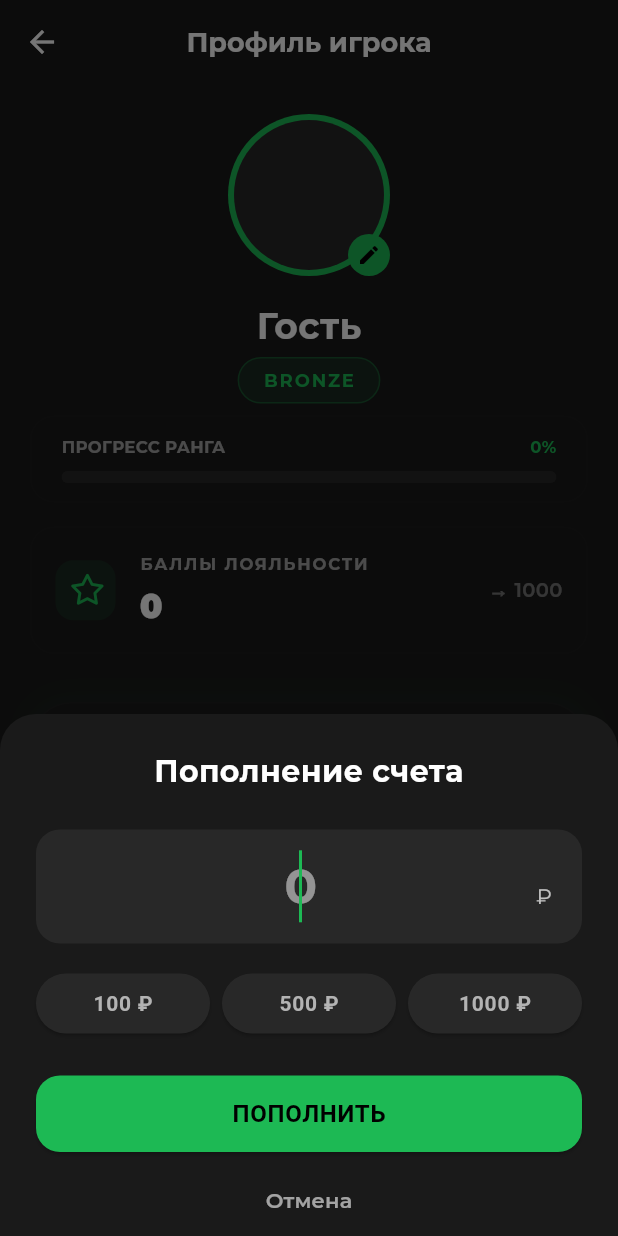
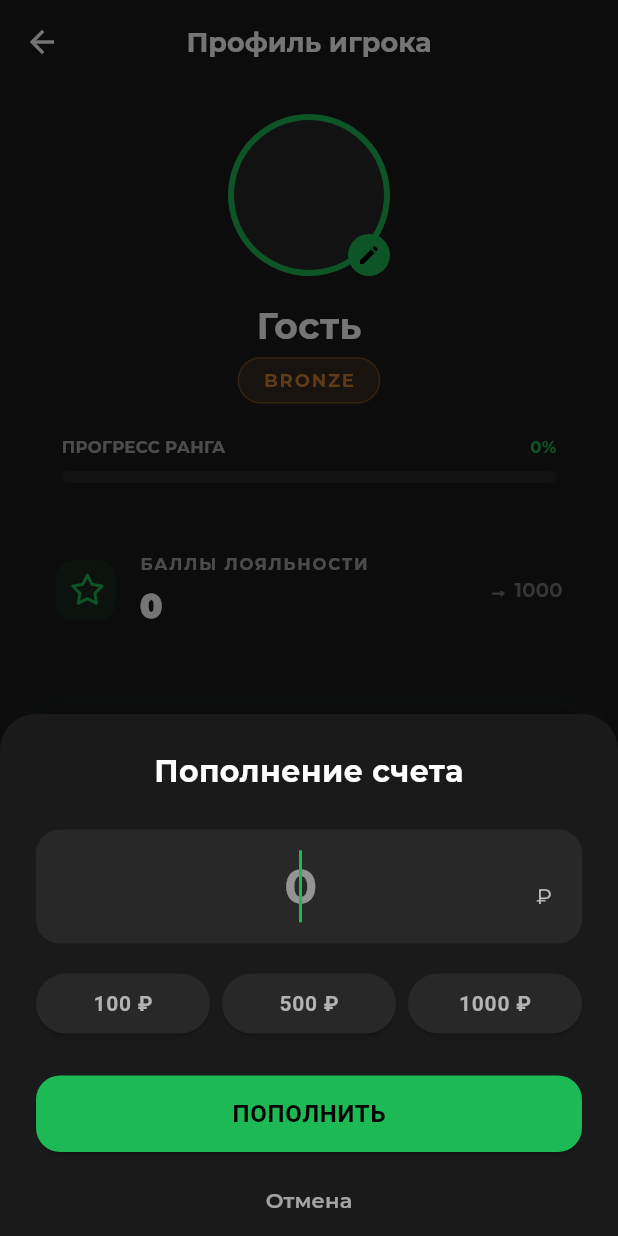
Before and after one commit to guccigrocerybag/bbplay, a Flutter app: the ProfileScreen screen opened directly, after a tap on an icon or button, on a phone screen of 412 x 824 dp. Run offline on Flutter 3.47's test engine with Material 3 defaults, Android fonts, the phone set to English and light mode, and no system bars; our stand-ins replace connectivity_plus, curved_navigation_bar, flutter_local_notifications, flutter_svg, font_awesome_flutter, google_fonts and 8 more; accounts and stored records are empty; network calls fail.

Commit message:
feat: add rank colors (gold/silver/bronze), icafe-id-for-member endpoint, remove hardcoded cafeId

```diff
--- a/lib/core/utils/api_client.dart
+++ b/lib/core/utils/api_client.dart
@@ -211,6 +211,13 @@ class ApiClient {
     return await get('/all-books-cafes', params: {'member_account': account});
   }
 
+  // --- МЕТОДЫ ДЛЯ ПОЛУЧЕНИЯ ID КЛУБА ---
+
+  /// Возвращает icafe_id для запросов по клиентам.
+  static Future<Map<String, dynamic>> getIcafeIdForMember(String memberId) async {
+    return await get('/icafe-id-for-member', params: {'memberId': memberId});
+  }
+
   // --- МЕТОДЫ БРОНИРОВАНИЯ ---
 
   static Future<Map<String, dynamic>> getAvailablePcs({required String cafeId, required String date, required String time, required int mins}) async {
--- a/lib/providers/user_provider.dart
+++ b/lib/providers/user_provider.dart
@@ -25,6 +25,7 @@ class UserProvider extends ChangeNotifier {
   String get account => _userData?['member_account'] ?? "Гость";
   String get balance => _userData?['member_balance']?.toString() ?? "0.00";
   String get points => _userData?['member_points']?.toString() ?? "0";
+  String get memberIcafeId => _userData?['member_icafe_id']?.toString() ?? "";
 
   UserProvider() {
     _loadAvatar();
--- a/lib/screens/profile_screen.dart
+++ b/lib/screens/profile_screen.dart
@@ -226,7 +226,7 @@ class _ProfileScreenState extends State<ProfileScreen> {
 
     if (finalAmount != null && finalAmount! > 0) {
       try {
-        final cafeId = user.userData?['member_icafe_id']?.toString() ?? "87375";
+        final cafeId = user.memberIcafeId.isNotEmpty ? user.memberIcafeId : "87375";
         await ApiClient.topUpBalance(cafeId: cafeId, memberId: user.memberId, account: user.account, amount: finalAmount!);
         if (!mounted) return;
         user.updateBalance(finalAmount!);
@@ -253,18 +253,22 @@ class _ProfileScreenState extends State<ProfileScreen> {
     String rank;
     double nextRankPoints;
     double progress;
+    Color rankColor;
     if (pts >= 5000) {
       rank = "GOLD";
       nextRankPoints = 5000;
       progress = 1.0;
+      rankColor = const Color(0xFFFFD700); // Золотой
     } else if (pts >= 1000) {
       rank = "SILVER";
       nextRankPoints = 5000;
       progress = (pts - 1000) / (5000 - 1000);
+      rankColor = const Color(0xFFC0C0C0); // Серебряный
     } else {
       rank = "BRONZE";
       nextRankPoints = 1000;
       progress = pts / 1000;
+      rankColor = const Color(0xFFCD7F32); // Бронзовый
     }
 
     return Scaffold(
@@ -327,13 +331,13 @@ class _ProfileScreenState extends State<ProfileScreen> {
             Container(
               padding: const EdgeInsets.symmetric(horizontal: 16, vertical: 6),
               decoration: BoxDecoration(
-                color: colorScheme.primary.withOpacity(0.1),
+                color: rankColor.withOpacity(0.15),
                 borderRadius: BorderRadius.circular(20),
-                border: Border.all(color: colorScheme.primary.withOpacity(0.3)),
+                border: Border.all(color: rankColor.withOpacity(0.4)),
               ),
               child: Text(
                 rank,
-                style: TextStyle(color: colorScheme.primary, fontSize: 12, fontWeight: FontWeight.bold, letterSpacing: 1.2),
+                style: TextStyle(color: rankColor, fontSize: 12, fontWeight: FontWeight.bold, letterSpacing: 1.2),
               ),
             ),
             const SizedBox(height: 8),
```
Also changed, not shown: 3 other files.
